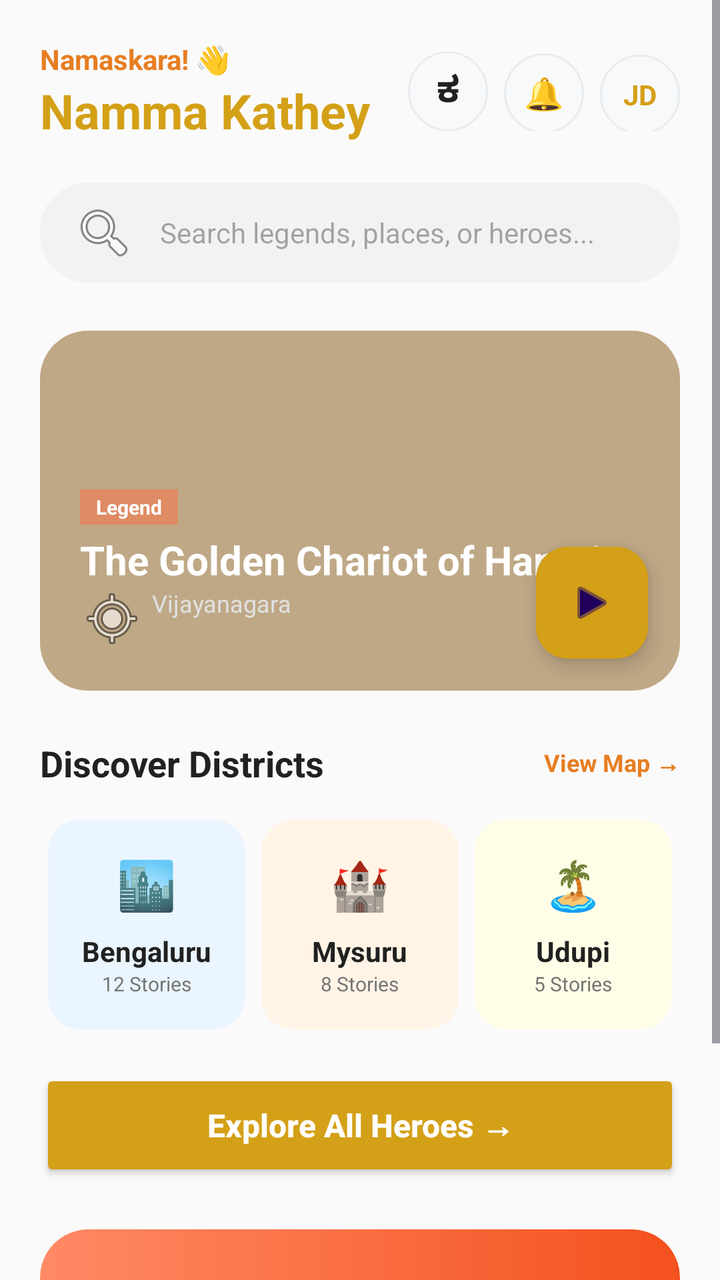
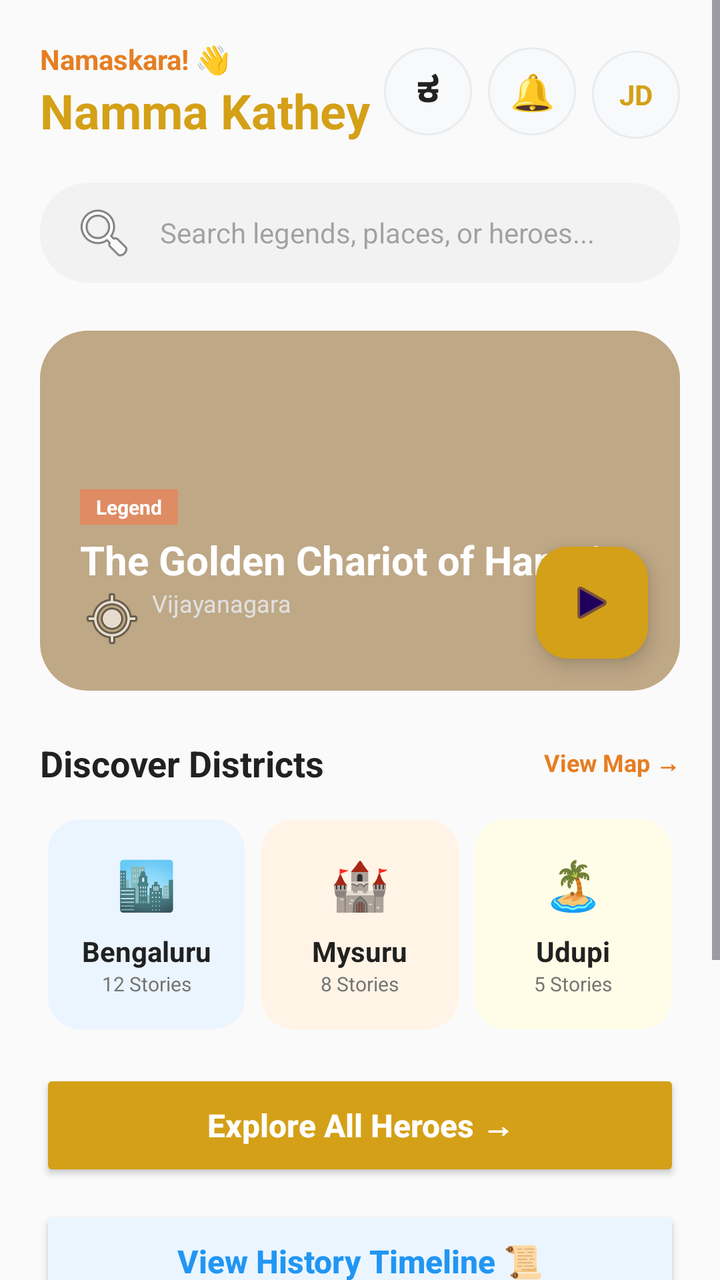

Two renders of the same Android screen: before a commit and after it. Below are the layout's source before the change and the commit's diff.
<!-- AndroidManifest.xml: application theme Theme.NammaKathey -->
<!-- res/layout/activity_main.xml -->
<?xml version="1.0" encoding="utf-8"?>
<ScrollView xmlns:android="http://schemas.android.com/apk/res/android"
    xmlns:app="http://schemas.android.com/apk/res-auto"
    android:layout_width="match_parent"
    android:layout_height="match_parent"
    android:background="@color/bg_off_white"
    android:fillViewport="true">

    <LinearLayout
        android:layout_width="match_parent"
        android:layout_height="wrap_content"
        android:orientation="vertical"
        android:padding="20dp">

        
        <RelativeLayout
            android:layout_width="match_parent"
            android:layout_height="wrap_content">

            <LinearLayout
                android:layout_width="wrap_content"
                android:layout_height="wrap_content"
                android:orientation="vertical">

                <TextView
                    android:id="@+id/tvGreeting"
                    android:layout_width="wrap_content"
                    android:layout_height="wrap_content"
                    android:text="Namaskara! 👋"
                    android:textColor="#E67E22"
                    android:textSize="14sp"
                    android:textStyle="bold" />

                <TextView
                    android:id="@+id/tvAppName"
                    android:layout_width="wrap_content"
                    android:layout_height="wrap_content"
                    android:text="Namma Kathey"
                    android:textColor="@color/brand_mustard"
                    android:textSize="24sp"
                    android:textStyle="bold" />
            </LinearLayout>

            <LinearLayout
                android:layout_width="wrap_content"
                android:layout_height="wrap_content"
                android:layout_alignParentEnd="true"
                android:layout_centerVertical="true"
                android:orientation="horizontal">

                <TextView
                    android:id="@+id/btnLangToggle"
                    android:layout_width="40dp"
                    android:layout_height="40dp"
                    android:layout_marginEnd="8dp"
                    android:background="@drawable/icon_button_bg"
                    android:gravity="center"
                    android:text="ಕ"
                    android:textColor="@color/text_black"
                    android:textSize="18sp"
                    android:textStyle="bold"
                    android:clickable="true"
                    android:focusable="true" />

                <TextView
                    android:layout_width="40dp"
                    android:layout_height="40dp"
                    android:layout_marginEnd="8dp"
                    android:background="@drawable/icon_button_bg"
                    android:gravity="center"
                    android:text="🔔"
                    android:textSize="16sp" />

                <TextView
                    android:id="@+id/btnProfile"
                    android:layout_width="40dp"
                    android:layout_height="40dp"
                    android:background="@drawable/icon_button_bg"
                    android:gravity="center"
                    android:text="JD"
                    android:textColor="@color/brand_mustard"
                    android:textSize="14sp"
                    android:textStyle="bold"
                    android:clickable="true"
                    android:focusable="true" />
            </LinearLayout>
        </RelativeLayout>

        
        <EditText
            android:id="@+id/etSearch"
            android:layout_width="match_parent"
            android:layout_height="50dp"
            android:layout_marginTop="20dp"
            android:background="@drawable/search_bg"
            android:drawableStart="@android:drawable/ic_menu_search"
            android:drawablePadding="12dp"
            android:hint="Search legends, places, or heroes..."
            android:paddingHorizontal="16dp"
            android:textSize="14sp" />

        
        <androidx.cardview.widget.CardView
            android:layout_width="match_parent"
            android:layout_height="180dp"
            android:layout_marginTop="24dp"
            app:cardCornerRadius="24dp"
            app:cardElevation="0dp">

            <RelativeLayout
                android:layout_width="match_parent"
                android:layout_height="match_parent">

                
                <ImageView
                    android:id="@+id/ivHeroOfDay"
                    android:layout_width="match_parent"
                    android:layout_height="match_parent"
                    android:background="#FFE0B2"
                    android:scaleType="centerCrop" />

                <View
                    android:layout_width="match_parent"
                    android:layout_height="match_parent"
                    android:background="#40000000" />

                <LinearLayout
                    android:layout_width="wrap_content"
                    android:layout_height="wrap_content"
                    android:layout_alignParentBottom="true"
                    android:layout_margin="20dp"
                    android:orientation="vertical">

                    <TextView
                        android:id="@+id/tvHeroOfDayHeader"
                        android:layout_width="wrap_content"
                        android:layout_height="wrap_content"
                        android:background="#80FF7043"
                        android:paddingHorizontal="8dp"
                        android:paddingVertical="2dp"
                        android:text="Legend"
                        android:textColor="#FFFFFF"
                        android:textSize="10sp"
                        android:textStyle="bold" />

                    <TextView
                        android:id="@+id/tvHeroOfDayName"
                        android:layout_width="wrap_content"
                        android:layout_height="wrap_content"
                        android:layout_marginTop="4dp"
                        android:text="The Golden Chariot of Hampi"
                        android:textColor="#FFFFFF"
                        android:textSize="20sp"
                        android:textStyle="bold" />

                    <TextView
                        android:id="@+id/tvHeroOfDayDistrict"
                        android:layout_width="wrap_content"
                        android:layout_height="wrap_content"
                        android:drawableStart="@android:drawable/ic_menu_mylocation"
                        android:drawablePadding="4dp"
                        android:text="Vijayanagara"
                        android:textColor="#E0E0E0"
                        android:textSize="12sp" />
                </LinearLayout>

                <com.google.android.material.floatingactionbutton.FloatingActionButton
                    android:id="@+id/btnReadStory"
                    android:layout_width="wrap_content"
                    android:layout_height="wrap_content"
                    android:layout_alignParentEnd="true"
                    android:layout_alignParentBottom="true"
                    android:layout_margin="16dp"
                    app:backgroundTint="@color/brand_mustard"
                    app:fabSize="mini"
                    app:srcCompat="@android:drawable/ic_media_play" />
            </RelativeLayout>
        </androidx.cardview.widget.CardView>

        
        <RelativeLayout
            android:layout_width="match_parent"
            android:layout_height="wrap_content"
            android:layout_marginTop="24dp">

            <TextView
                android:id="@+id/tvHeroOfDayLabel"
                android:layout_width="wrap_content"
                android:layout_height="wrap_content"
                android:text="Discover Districts"
                android:textColor="@color/text_black"
                android:textSize="18sp"
                android:textStyle="bold" />

            <TextView
                android:id="@+id/tvViewMap"
                android:layout_width="wrap_content"
                android:layout_height="wrap_content"
                android:layout_alignParentEnd="true"
                android:layout_centerVertical="true"
                android:text="View Map →"
                android:textColor="#E67E22"
                android:textSize="12sp"
                android:textStyle="bold" />
        </RelativeLayout>

        
        <GridLayout
            android:layout_width="match_parent"
            android:layout_height="wrap_content"
            android:layout_marginTop="12dp"
            android:columnCount="3">

            
            <androidx.cardview.widget.CardView
                android:id="@+id/btnExploreAll"
                android:layout_width="0dp"
                android:layout_height="wrap_content"
                android:layout_columnWeight="1"
                android:layout_margin="4dp"
                app:cardBackgroundColor="@color/card_blue"
                app:cardCornerRadius="16dp"
                app:cardElevation="0dp">

                <LinearLayout
                    android:layout_width="match_parent"
                    android:layout_height="wrap_content"
                    android:gravity="center"
                    android:orientation="vertical"
                    android:padding="16dp">

                    <TextView
                        android:layout_width="wrap_content"
                        android:layout_height="wrap_content"
                        android:text="🏙️"
                        android:textSize="24sp" />

                    <TextView
                        android:id="@+id/tvExploreAll"
                        android:layout_width="wrap_content"
                        android:layout_height="wrap_content"
                        android:layout_marginTop="8dp"
                        android:text="Bengaluru"
                        android:textColor="@color/text_black"
                        android:textSize="14sp"
                        android:textStyle="bold" />

                    <TextView
                        android:layout_width="wrap_content"
                        android:layout_height="wrap_content"
                        android:text="12 Stories"
                        android:textColor="@color/text_grey"
                        android:textSize="10sp" />
                </LinearLayout>
            </androidx.cardview.widget.CardView>

            
            <androidx.cardview.widget.CardView
                android:id="@+id/btnDistrictMap"
                android:layout_width="0dp"
                android:layout_height="wrap_content"
                android:layout_columnWeight="1"
                android:layout_margin="4dp"
                app:cardBackgroundColor="@color/card_orange"
                app:cardCornerRadius="16dp"
                app:cardElevation="0dp">

                <LinearLayout
                    android:layout_width="match_parent"
                    android:layout_height="wrap_content"
                    android:gravity="center"
                    android:orientation="vertical"
                    android:padding="16dp">

                    <TextView
                        android:layout_width="wrap_content"
                        android:layout_height="wrap_content"
                        android:text="🏰"
                        android:textSize="24sp" />

                    <TextView
                        android:id="@+id/tvDistrictMap"
                        android:layout_width="wrap_content"
                        android:layout_height="wrap_content"
                        android:layout_marginTop="8dp"
                        android:text="Mysuru"
                        android:textColor="@color/text_black"
                        android:textSize="14sp"
                        android:textStyle="bold" />

                    <TextView
                        android:layout_width="wrap_content"
                        android:layout_height="wrap_content"
                        android:text="8 Stories"
                        android:textColor="@color/text_grey"
                        android:textSize="10sp" />
                </LinearLayout>
            </androidx.cardview.widget.CardView>

            
            <androidx.cardview.widget.CardView
                android:id="@+id/btnQuiz"
                android:layout_width="0dp"
                android:layout_height="wrap_content"
                android:layout_columnWeight="1"
                android:layout_margin="4dp"
                app:cardBackgroundColor="@color/card_yellow"
                app:cardCornerRadius="16dp"
                app:cardElevation="0dp">

                <LinearLayout
                    android:layout_width="match_parent"
                    android:layout_height="wrap_content"
                    android:gravity="center"
                    android:orientation="vertical"
                    android:padding="16dp">

                    <TextView
                        android:layout_width="wrap_content"
                        android:layout_height="wrap_content"
                        android:text="🏝️"
                        android:textSize="24sp" />

                    <TextView
                        android:id="@+id/tvQuiz"
                        android:layout_width="wrap_content"
                        android:layout_height="wrap_content"
                        android:layout_marginTop="8dp"
                        android:text="Udupi"
                        android:textColor="@color/text_black"
                        android:textSize="14sp"
                        android:textStyle="bold" />

                    <TextView
                        android:layout_width="wrap_content"
                        android:layout_height="wrap_content"
                        android:text="5 Stories"
                        android:textColor="@color/text_grey"
                        android:textSize="10sp" />
                </LinearLayout>
            </androidx.cardview.widget.CardView>
        </GridLayout>

        <Button
            android:id="@+id/btnAllHeroes"
            android:layout_width="match_parent"
            android:layout_height="56dp"
            android:layout_marginTop="16dp"
            android:backgroundTint="@color/brand_mustard"
            android:text="Explore All Heroes →"
            android:textAllCaps="false"
            android:textColor="#FFFFFF"
            android:textSize="16sp"
            android:textStyle="bold"
            app:cornerRadius="16dp" />

        
        <androidx.cardview.widget.CardView
            android:id="@+id/btnTimeline"
            android:layout_width="match_parent"
            android:layout_height="wrap_content"
            android:layout_marginTop="24dp"
            app:cardCornerRadius="24dp"
            app:cardElevation="0dp">

            <LinearLayout
                android:layout_width="match_parent"
                android:layout_height="wrap_content"
                android:background="@drawable/quest_card_bg"
                android:orientation="horizontal"
                android:padding="20dp">

                <LinearLayout
                    android:layout_width="0dp"
                    android:layout_height="wrap_content"
                    android:layout_weight="1"
                    android:orientation="vertical">

                    <TextView
                        android:layout_width="wrap_content"
                        android:layout_height="wrap_content"
                        android:text="Weekly Quest"
                        android:textColor="#FFFFFF"
                        android:textSize="18sp"
                        android:textStyle="bold" />

                    <TextView
                        android:layout_width="wrap_content"
                        android:layout_height="wrap_content"
                        android:layout_marginTop="4dp"
                        android:text="Complete 3 stories from Udupi to earn the 'Coastal Explorer' badge!"
                        android:textColor="#F0F0F0"
                        android:textSize="12sp" />

                    <Button
                        android:id="@+id/btnStartQuest"
                        android:layout_width="wrap_content"
                        android:layout_height="36dp"
                        android:layout_marginTop="16dp"
                        android:backgroundTint="#FFFFFF"
                        android:insetTop="0dp"
                        android:insetBottom="0dp"
                        android:text="Start Quest"
                        android:textAllCaps="false"
                        android:textColor="@color/quest_gradient_end"
                        android:textSize="12sp"
                        android:textStyle="bold" />
                </LinearLayout>

                <TextView
                    android:layout_width="wrap_content"
                    android:layout_height="match_parent"
                    android:gravity="center"
                    android:text="🏆"
                    android:textSize="60sp" />
            </LinearLayout>
        </androidx.cardview.widget.CardView>

        
        <TextView
            android:id="@+id/tvAppSubtitle"
            android:layout_width="0dp"
            android:layout_height="0dp"
            android:visibility="gone" />
        <TextView
            android:id="@+id/tvTimeline"
            android:layout_width="0dp"
            android:layout_height="0dp"
            android:visibility="gone" />

    </LinearLayout>
</ScrollView>
<!-- resources referenced by this layout -->
<resources>
  <color name="bg_off_white">#FAFAFA</color>
  <color name="brand_mustard">#D4A017</color>
  <color name="card_blue">#EBF5FF</color>
  <color name="card_orange">#FFF4E6</color>
  <color name="card_yellow">#FFFDE7</color>
  <color name="quest_gradient_end">#F4511E</color>
  <color name="text_black">#212121</color>
  <color name="text_grey">#757575</color>
  <!-- drawable icon_button_bg (drawable) -->
  <?xml version="1.0" encoding="utf-8"?>
  <ripple xmlns:android="http://schemas.android.com/apk/res/android"
      android:color="#20000000">
      <item>
          <shape android:shape="oval">
              <solid android:color="#F8F9FA"/>
              <stroke android:width="1dp" android:color="#E9ECEF"/>
              <size android:width="40dp" android:height="40dp"/>
          </shape>
      </item>
  </ripple>
  <!-- drawable quest_card_bg (drawable) -->
  <?xml version="1.0" encoding="utf-8"?>
  <shape xmlns:android="http://schemas.android.com/apk/res/android">
      <gradient
          android:startColor="@color/quest_gradient_start"
          android:endColor="@color/quest_gradient_end"
          android:angle="0"/>
      <corners android:radius="24dp"/>
  </shape>
  <!-- drawable search_bg (drawable) -->
  <?xml version="1.0" encoding="utf-8"?>
  <shape xmlns:android="http://schemas.android.com/apk/res/android">
      <solid android:color="#F2F2F2"/>
      <corners android:radius="24dp"/>
  </shape>
  <style name="Theme.NammaKathey" parent="Base.Theme.NammaKathey" />
  <color name="quest_gradient_start">#FF8A65</color>
  <style name="Base.Theme.NammaKathey" parent="Theme.Material3.DayNight.NoActionBar">
          
          
      </style>
</resources>

<!-- the commit's change to res/layout/activity_main.xml (unified diff, before → after) -->
@@ -15,11 +15,16 @@
         
         <RelativeLayout
             android:layout_width="match_parent"
-            android:layout_height="wrap_content">
+            android:layout_height="wrap_content"
+            android:clipChildren="false"
+            android:clipToPadding="false">
 
             <LinearLayout
                 android:layout_width="wrap_content"
                 android:layout_height="wrap_content"
+                android:layout_alignParentStart="true"
+                android:layout_centerVertical="true"
+                android:layout_toStartOf="@+id/headerButtons"
                 android:orientation="vertical">
 
                 <TextView
@@ -42,6 +47,7 @@
             </LinearLayout>
 
             <LinearLayout
+                android:id="@+id/headerButtons"
                 android:layout_width="wrap_content"
                 android:layout_height="wrap_content"
                 android:layout_alignParentEnd="true"
@@ -50,39 +56,42 @@
 
                 <TextView
                     android:id="@+id/btnLangToggle"
-                    android:layout_width="40dp"
-                    android:layout_height="40dp"
+                    android:layout_width="44dp"
+                    android:layout_height="44dp"
                     android:layout_marginEnd="8dp"
                     android:background="@drawable/icon_button_bg"
+                    android:clickable="true"
+                    android:focusable="true"
                     android:gravity="center"
                     android:text="ಕ"
                     android:textColor="@color/text_black"
                     android:textSize="18sp"
-                    android:textStyle="bold"
-                    android:clickable="true"
-                    android:focusable="true" />
-
-                <TextView
-                    android:layout_width="40dp"
-                    android:layout_height="40dp"
+                    android:textStyle="bold" />
+
+                <TextView
+                    android:id="@+id/btnNotifications"
+                    android:layout_width="44dp"
+                    android:layout_height="44dp"
                     android:layout_marginEnd="8dp"
                     android:background="@drawable/icon_button_bg"
+                    android:clickable="true"
+                    android:focusable="true"
                     android:gravity="center"
                     android:text="🔔"
-                    android:textSize="16sp" />
+                    android:textSize="18sp" />
 
                 <TextView
                     android:id="@+id/btnProfile"
-                    android:layout_width="40dp"
-                    android:layout_height="40dp"
+                    android:layout_width="44dp"
+                    android:layout_height="44dp"
                     android:background="@drawable/icon_button_bg"
+                    android:clickable="true"
+                    android:focusable="true"
                     android:gravity="center"
                     android:text="JD"
                     android:textColor="@color/brand_mustard"
                     android:textSize="14sp"
-                    android:textStyle="bold"
-                    android:clickable="true"
-                    android:focusable="true" />
+                    android:textStyle="bold" />
             </LinearLayout>
         </RelativeLayout>
 
@@ -354,9 +363,22 @@
             android:textStyle="bold"
             app:cornerRadius="16dp" />
 
+        <Button
+            android:id="@+id/btnTimeline"
+            android:layout_width="match_parent"
+            android:layout_height="56dp"
+            android:layout_marginTop="12dp"
+            android:backgroundTint="@color/card_blue"
+            android:text="View History Timeline 📜"
+            android:textAllCaps="false"
+            android:textColor="#2196F3"
+            android:textSize="16sp"
+            android:textStyle="bold"
+            app:cornerRadius="16dp" />
+
         
         <androidx.cardview.widget.CardView
-            android:id="@+id/btnTimeline"
+            android:id="@+id/questCard"
             android:layout_width="match_parent"
             android:layout_height="wrap_content"
             android:layout_marginTop="24dp"
@@ -423,7 +445,7 @@
             android:layout_height="0dp"
             android:visibility="gone" />
         <TextView
-            android:id="@+id/tvTimeline"
+            android:id="@+id/tvTimelineLabel"
             android:layout_width="0dp"
             android:layout_height="0dp"
             android:visibility="gone" />
<!-- resource entries referenced after the edit -->
@@ -11,12 +11,16 @@
   <!-- drawable icon_button_bg (drawable) -->
   <?xml version="1.0" encoding="utf-8"?>
   <ripple xmlns:android="http://schemas.android.com/apk/res/android"
-      android:color="#20000000">
+      android:color="#10000000">
+      <item android:id="@android:id/mask">
+          <shape android:shape="oval">
+              <solid android:color="#000000" />
+          </shape>
+      </item>
       <item>
           <shape android:shape="oval">
               <solid android:color="#F8F9FA"/>
               <stroke android:width="1dp" android:color="#E9ECEF"/>
-              <size android:width="40dp" android:height="40dp"/>
           </shape>
       </item>
   </ripple>
